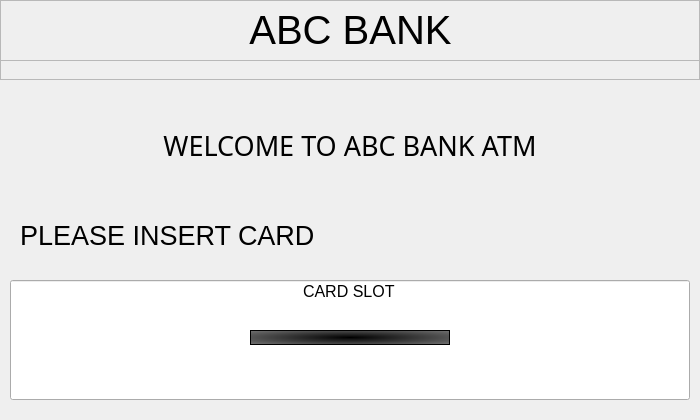
Qt form UI/homescreen.ui (shubhamadhk15/ATM-SIMULATOR) before a commit.
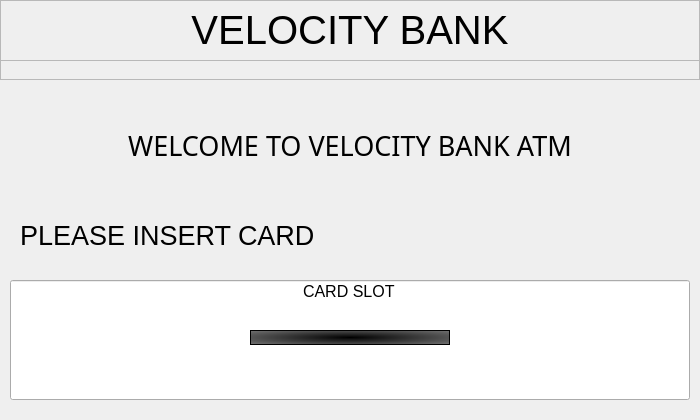
The same form after that commit.

```diff
--- a/UI/homescreen.ui
+++ b/UI/homescreen.ui
@@ -46,9 +46,9 @@
    <widget class="QLabel" name="label">
     <property name="geometry">
      <rect>
-      <x>240</x>
+      <x>0</x>
       <y>0</y>
-      <width>221</width>
+      <width>700</width>
       <height>60</height>
      </rect>
     </property>
@@ -58,7 +58,7 @@
      </font>
     </property>
     <property name="text">
-     <string>ABC BANK</string>
+     <string>VELOCITY BANK</string>
     </property>
     <property name="alignment">
      <set>Qt::AlignCenter</set>
@@ -154,7 +154,7 @@
     </font>
    </property>
    <property name="text">
-    <string>WELCOME TO ABC BANK ATM</string>
+    <string>WELCOME TO VELOCITY BANK ATM</string>
    </property>
    <property name="alignment">
     <set>Qt::AlignCenter</set>
```
